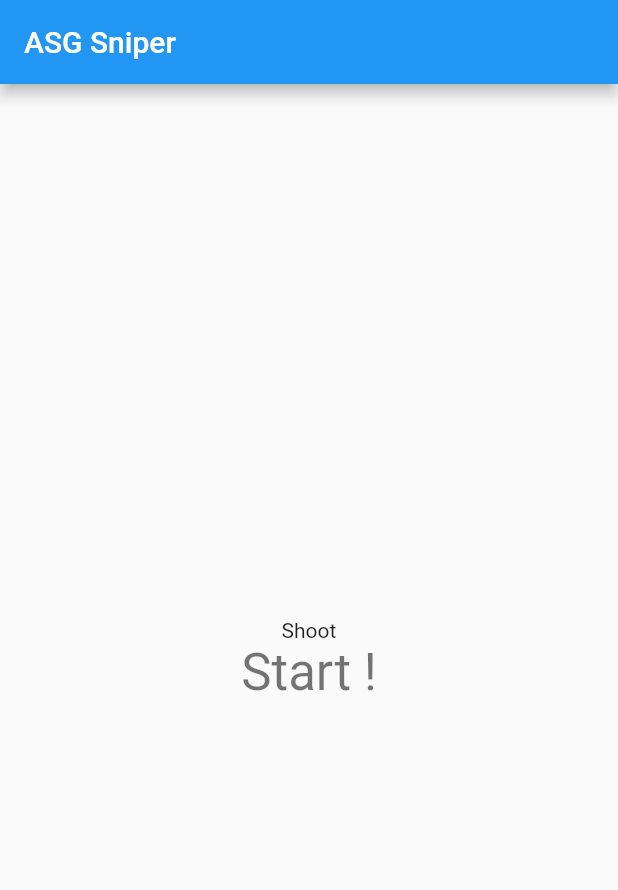
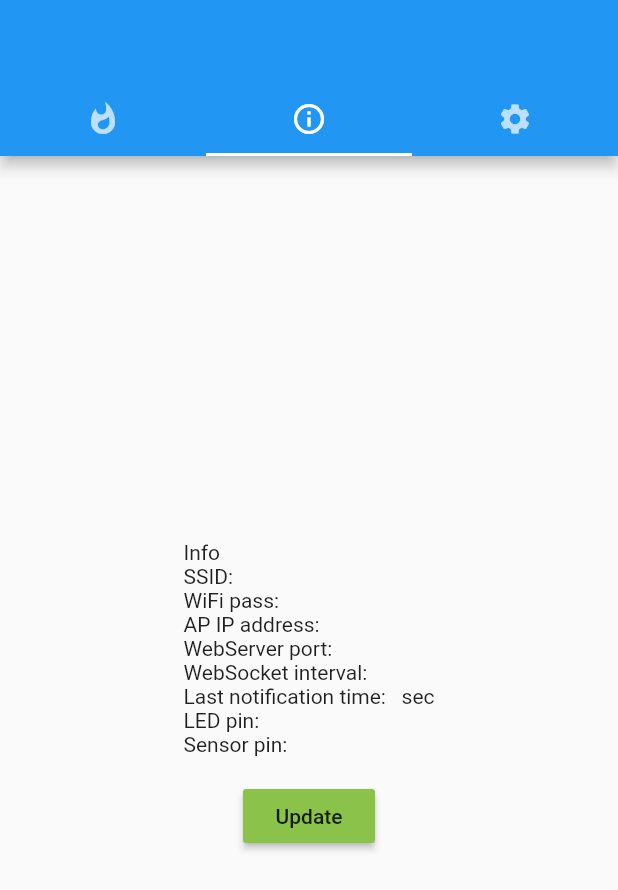
Before and after one commit to Lukk17/Sniper, a Flutter app: the screen it shows after launch, on a phone screen of 412 x 824 dp. Shown: the top 890 px of the screen. Run offline on Flutter 3.47's test engine with Material 2 defaults, Android fonts, the phone set to English and light mode, and no system bars; network calls fail.

Commit message:
tabs added

```diff
--- /dev/null
+++ b/asg_sniper_client/lib/dto/serverInfo.dart
@@ -0,0 +1,39 @@
+class ServerInfo {
+  String _SSID;
+  String _wifiPass;
+  String _apIpAddress;
+  String _webServerPort;
+  String _webSocketInterval;
+  String _lastNotificationTime;
+  String _ledPin;
+  String _sensorPin;
+
+  ServerInfo(this._SSID,
+      this._wifiPass,
+      this._apIpAddress,
+      this._webServerPort,
+      this._webSocketInterval,
+      this._lastNotificationTime,
+      this._ledPin,
+      this._sensorPin);
+
+  ServerInfo.clean()
+      :
+        this._SSID = "",
+        this._wifiPass = "",
+        this._apIpAddress = "",
+        this._webServerPort = "",
+        this._webSocketInterval = "",
+        this._lastNotificationTime = "",
+        this._ledPin = "",
+        this._sensorPin = "";
+
+  String get SSID => _SSID;
+  String get sensorPin => _sensorPin;
+  String get ledPin => _ledPin;
+  String get lastNotificationTime => _lastNotificationTime;
+  String get webSocketInterval => _webSocketInterval;
+  String get webServerPort => _webServerPort;
+  String get apIpAddress => _apIpAddress;
+  String get wifiPass => _wifiPass;
+}
--- a/asg_sniper_client/lib/main.dart
+++ b/asg_sniper_client/lib/main.dart
@@ -1,11 +1,18 @@
+import 'dart:convert';
+
+import 'package:asg_sniper/dto/serverInfo.dart';
+import 'package:asg_sniper/validators/numeric_validator.dart';
+import 'package:asg_sniper/values/sensor_values.dart';
 import 'package:flutter/material.dart';
 import 'package:web_socket_channel/web_socket_channel.dart';
 
+import 'values/web_socket_values.dart';
+
 void main() {
-  runApp(MyApp());
+  runApp(AsgSniper());
 }
 
-class MyApp extends StatelessWidget {
+class AsgSniper extends StatelessWidget {
   @override
   Widget build(BuildContext context) {
     return MaterialApp(
@@ -13,56 +20,63 @@ class MyApp extends StatelessWidget {
       theme: ThemeData(
         primarySwatch: Colors.blue,
       ),
-      home: MyHomePage(title: 'ASG Sniper'),
+      home: HomePage(title: 'ASG Sniper'),
     );
   }
 }
 
-class MyHomePage extends StatefulWidget {
-  MyHomePage({Key? key, required this.title}) : super(key: key);
+class HomePage extends StatefulWidget {
+  HomePage({Key? key, required this.title}) : super(key: key);
 
   final String title;
 
   @override
-  _MyHomePageState createState() => _MyHomePageState();
+  _HomePageState createState() => _HomePageState();
 }
 
-class _MyHomePageState extends State<MyHomePage> {
-  String _sensorValues = "Start !";
+class _HomePageState extends State<HomePage> {
+  final _channel = WebSocketChannel.connect(Uri.parse(WebSocketValues.URI));
+  Stream _sensorStream = new Stream.empty();
+  ServerInfo _serverInfo = new ServerInfo.clean();
+  String _sensorValues = SensorValues.PLACE_HOLDER;
+  Map<String, String> _pinMapping = SensorValues.pinMapping();
+  String? _selectedLedPin;
+  final GlobalKey<FormState> _intervalFormKey = GlobalKey();
 
-  final _channel = WebSocketChannel.connect(
-    Uri.parse('ws://192.168.4.1/ws'),
-  );
-
-  void handleMessage(AsyncSnapshot<Object?> snapshot) {
-
-      String event = snapshot.data.toString();
-      String message = "";
-
-      if (event.contains("Welcome")) {
-        message = event.toString().split("Welcome: ")[1];
-      }
-
-      if (event.toString().contains("Sensor value")) {
-        message = event.toString().replaceAll("\"", "").split("Sensor value: ")[1];
-
-        if (_sensorValues == "Start !") {
-          _sensorValues = message;
-        } else {
-          _sensorValues += "$message\n";
-        }
-      }
-      print(message);
-
+  @override
+  void initState() {
+    // ned to be initialized here not in widget build method,
+    // because stream can be accessed only once.
+    _sensorStream = _channel.stream.asBroadcastStream();
+    super.initState();
   }
 
   @override
   Widget build(BuildContext context) {
-    return Scaffold(
+    return DefaultTabController(
+      length: 3,
+      initialIndex: 1,
+      child: Scaffold(
         appBar: AppBar(
-        title: Text(widget.title),
+          bottom: TabBar(
+            tabs: [
+              Tab(icon: Icon(Icons.whatshot)),
+              Tab(icon: Icon(Icons.info_outline)),
+              Tab(icon: Icon(Icons.settings)),
+            ],
           ),
-      body: Center(
+        ),
+        body: TabBarView(children: [
+          _shootTableView(),
+          _serverInfoView(),
+          _settingsView(),
+        ]),
+      ),
+    );
+  }
+
+  Widget _shootTableView() {
+    return Center(
       child: Column(
         mainAxisAlignment: MainAxisAlignment.center,
         children: <Widget>[
@@ -70,10 +84,10 @@ class _MyHomePageState extends State<MyHomePage> {
             'Shoot',
           ),
           StreamBuilder(
-              stream: _channel.stream,
+            stream: _sensorStream,
             builder: (context, snapshot) {
-                if(snapshot.hasData) {
-                  handleMessage(snapshot);
+              if (snapshot.hasData) {
+                _handleMessage(snapshot);
               }
               return Text(
                 '$_sensorValues',
@@ -81,16 +95,149 @@ class _MyHomePageState extends State<MyHomePage> {
               );
             },
           ),
+          MaterialButton(
+            onPressed: clearShootTable,
+            color: Colors.blue,
+            child: Text("Clear"),
+          )
         ],
-        ),
       ),
     );
   }
 
+  Widget _serverInfoView() {
+    return Center(
+      child: Column(
+          mainAxisAlignment: MainAxisAlignment.center,
+          children: <Widget>[
+            Text(
+              'Info\n'
+              'SSID: ${_serverInfo.SSID}\n'
+              'WiFi pass: ${_serverInfo.wifiPass}\n'
+              'AP IP address: ${_serverInfo.apIpAddress}\n'
+              'WebServer port: ${_serverInfo.webServerPort}\n'
+              'WebSocket interval: ${_serverInfo.webSocketInterval}\n'
+              'Last notification time:  ${_serverInfo.lastNotificationTime} sec\n'
+              'LED pin: ${_serverInfo.ledPin}\n'
+              'Sensor pin: ${_serverInfo.sensorPin}\n',
+            ),
+            MaterialButton(
+              onPressed: _updateServerInfo,
+              color: Colors.lightGreen,
+              child: Text("Update"),
+            )
+          ]),
+    );
+  }
+
+  Widget _settingsView() {
+    return Center(
+      child: Column(
+          mainAxisAlignment: MainAxisAlignment.center,
+          children: <Widget>[
+            Text("Change WebSocket interval"),
+            SizedBox(
+              width: 100,
+              child: Form(
+                key: this._intervalFormKey,
+                child: Column(children: <Widget>[
+                  TextFormField(
+                    onSaved: (value) => _updateWebSocketInterval(value),
+                    validator: (value) => NumericValidator.validate(value,
+                        max: 50, integer: true),
+                  ),
+                ]),
+              ),
+            ),
+            MaterialButton(
+              color: Colors.lightGreen,
+              child: Text("Submit"),
+              onPressed: () => {
+                if (this._intervalFormKey.currentState!.validate())
+                  {
+                    setState(() {
+                      this._intervalFormKey.currentState!.save();
+                    })
+                  }
+              },
+            ),
+            SizedBox(height: 50),
+            Text("Change LED pin"),
+            SizedBox(
+              width: 100,
+              child: DropdownButton<String>(
+                // hint: Text('Please choose a LED pin'),
+                value: _selectedLedPin,
+                items: _pinMapping.keys.toList().map((String value) {
+                  return DropdownMenuItem<String>(
+                    value: value,
+                    child: new Text(value),
+                  );
+                }).toList(),
+                onChanged: (newValue) {
+                  setState(() {
+                    _selectedLedPin = newValue;
+                  });
+                },
+              ),
+            ),
+            MaterialButton(
+              color: Colors.lightGreen,
+              child: Text("Submit"),
+              onPressed: () => _changeLedPin(_selectedLedPin!),
+            ),
+          ]),
+    );
+  }
+
+  void _handleMessage(AsyncSnapshot<Object?> snapshot) {
+    String event = snapshot.data.toString();
+    String message = "";
+
+    if (event.contains(SensorValues.SERVER_INFO)) {
+      message = event.toString().split(SensorValues.SERVER_INFO)[1];
+      ServerInfo serverInfo = jsonDecode(message);
+      print(serverInfo.toString());
+    }
+
+    if (event.toString().contains(SensorValues.SENSOR_VALUE)) {
+      message = event
+          .toString()
+          .replaceAll("\"", "")
+          .split(SensorValues.SENSOR_VALUE)[1];
+
+      if (_sensorValues == SensorValues.PLACE_HOLDER) {
+        _sensorValues = message;
+      } else {
+        _sensorValues += "$message\n";
+      }
+    }
+    print(message);
+  }
+
+  void _updateServerInfo() {
+    _channel.sink.add(WebSocketValues.UPDATE_STATS);
+  }
+
+  void _changeLedPin(String value) {
+    String pinValue = _pinMapping[value]!;
+    print("updateLedPin $pinValue");
+    _channel.sink.add("${WebSocketValues.CHANGE_LED_PIN}$pinValue");
+  }
+
+  void _updateWebSocketInterval(value) {
+    int intervalValue = int.parse(value);
+    print("updateWebSocketInterval $intervalValue");
+    _channel.sink.add("${WebSocketValues.CHANGE_INTERVAL}$intervalValue");
+  }
+
   @override
   void dispose() {
-    print("aa");
     _channel.sink.close();
     super.dispose();
   }
+
+  void clearShootTable() {
+    _sensorValues = SensorValues.PLACE_HOLDER;
   }
+}
--- /dev/null
+++ b/asg_sniper_client/lib/values/sensor_values.dart
@@ -0,0 +1,15 @@
+class SensorValues {
+  static final String SENSOR_VALUE = "Sensor value: ";
+  static final String SERVER_INFO = "Welcome: ";
+  static final String PLACE_HOLDER = "Start !";
+
+  static Map<String, String> pinMapping() {
+    Map<String, String> pins = new Map();
+    pins.putIfAbsent("D1 - pin 5", () => "5");
+    pins.putIfAbsent("D2 - pin 4", () => "4");
+    pins.putIfAbsent("D5 - pin 14", () => "14");
+    pins.putIfAbsent("D6 - pin 12", () => "12");
+    pins.putIfAbsent("D7 - pin 13", () => "13");
+    return pins;
+  }
+}
--- /dev/null
+++ b/asg_sniper_client/lib/values/web_socket_values.dart
@@ -0,0 +1,6 @@
+class WebSocketValues {
+  static final String URI = 'ws://192.168.4.1/ws';
+  static final String UPDATE_STATS = "updateStats";
+  static final String CHANGE_LED_PIN = "changeLedPin ";
+  static final String CHANGE_INTERVAL = "updateInterval ";
+}
```
Also changed, not shown: asg_sniper_client/lib/validators/numeric_validator.dart (added, +60 -0 lines), 1 other file. Lines whose indentation alone changed are shown as unchanged.
